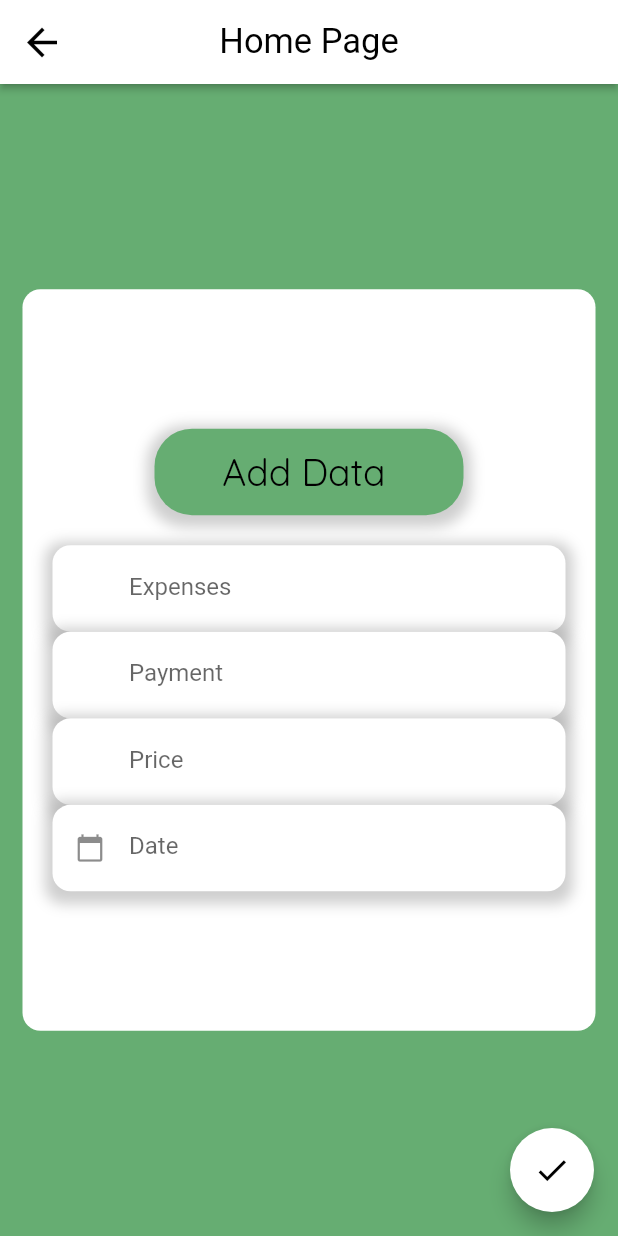
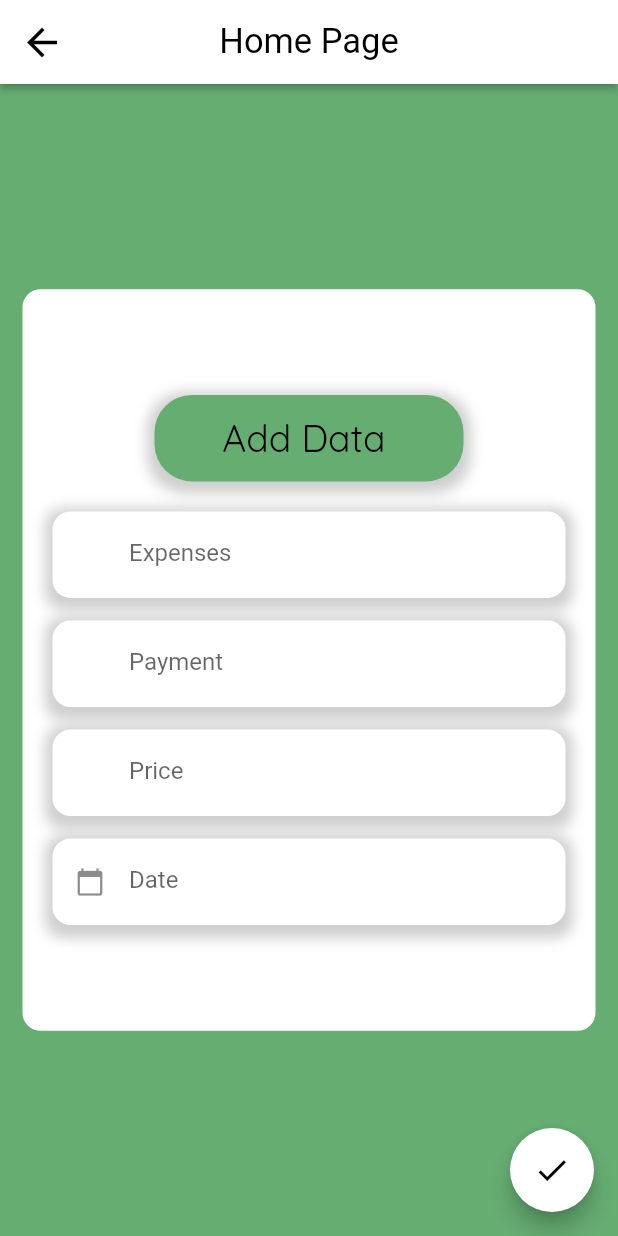
Before and after one commit to YusufEbinc/personel_app, a Flutter app: the HomeView screen opened by its route, on a phone screen of 412 x 824 dp. Run offline on Flutter 3.47's test engine with Material 2 defaults, Android fonts, the phone set to English and light mode, and no system bars; our stand-ins replace cloud_firestore, firebase_auth, firebase_core, google_fonts, google_sign_in; accounts and stored records are empty.

```diff
--- a/lib/core/constants/text_form_field/raunded_input_field.dart
+++ b/lib/core/constants/text_form_field/raunded_input_field.dart
@@ -2,6 +2,7 @@ import 'package:flutter/material.dart';
 
 class RoundedInputField extends StatelessWidget {
   final Color? iconColor;
+
   final Color backroundColor;
   final Color? fillColor;
   final double? width;
@@ -76,7 +77,7 @@ class RoundedInputField extends StatelessWidget {
           controller: controller,
           keyboardType: inputType,
           textAlign: TextAlign.left,
-          obscureText: false,
+          obscureText: obscureText,
           style: TextStyle(fontFamily: 'secondaryFont', fontSize: fontSize),
           decoration: InputDecoration(
             icon: GestureDetector(
--- a/lib/views/authenticate/login/login_view.dart
+++ b/lib/views/authenticate/login/login_view.dart
@@ -69,6 +69,7 @@ class _LoginViewState extends State<LoginView> {
                 ),
                 const SizedBox(height: 15.0),
                 RoundedInputField(
+                    obscureText: true,
                     controller: passwordController,
                     height: SizeConfig.screenHeight * .07,
                     width: SizeConfig.screenWidth * .83,
--- a/lib/views/authenticate/register/register_view.dart
+++ b/lib/views/authenticate/register/register_view.dart
@@ -70,6 +70,7 @@ class _RegisterViewState extends State<RegisterView> {
                 ),
                 const SizedBox(height: 15.0),
                 RoundedInputField(
+                    obscureText: true,
                     controller: passwordController,
                     height: SizeConfig.screenHeight * .07,
                     width: SizeConfig.screenWidth * .83,
--- a/lib/views/home/home_view.dart
+++ b/lib/views/home/home_view.dart
@@ -95,6 +95,9 @@ class _HomeViewState extends State<HomeView> {
                                 }
                               },
                             ),
+                            const SizedBox(
+                              height: 15,
+                            ),
                             RoundedInputField(
                               height: SizeConfig.screenHeight * .07,
                               controller: paymenttypeController,
@@ -111,6 +114,9 @@ class _HomeViewState extends State<HomeView> {
                                 }
                               },
                             ),
+                            const SizedBox(
+                              height: 15,
+                            ),
                             RoundedInputField(
                               controller: priceController,
                               radius: 12,
@@ -126,6 +132,9 @@ class _HomeViewState extends State<HomeView> {
                                   return null;
                                 }
                               },
+                            ),
+                            const SizedBox(
+                              height: 15,
                             ),
                             RoundedInputField(
                               icon: Icons.calendar_today,
--- a/lib/views/home_detail/home_detail_view.dart
+++ b/lib/views/home_detail/home_detail_view.dart
@@ -92,11 +92,6 @@ class HomeDetailView extends StatelessWidget {
                                   ),
                                 ),
                               ),
-                              /*  IconButton(
-                                  onPressed: () {
-                                    provider.delete(provider.list[index]);
-                                  },
-                                  icon: const Icon(Icons.delete)) */
                             ],
                           ),
                         ),
```
Also changed, not shown: lib/services/authenticate_service.dart (+9 -1 lines), lib/views/settings/setting_view.dart (+8 -7 lines), lib/views/user_provider.dart (+0 -11 lines).
